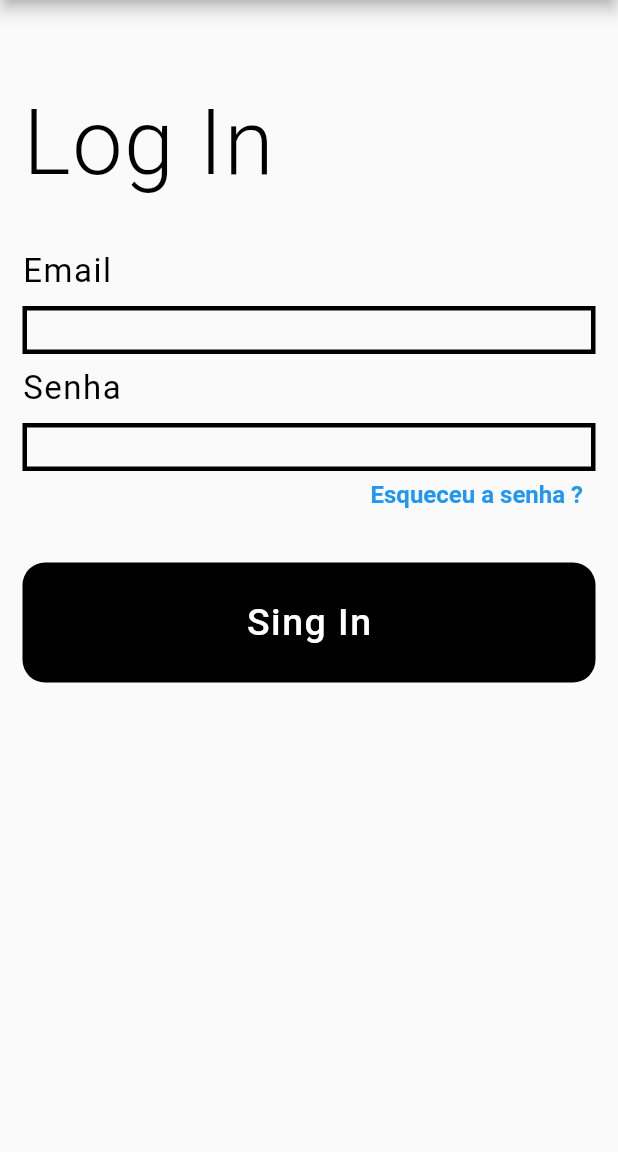
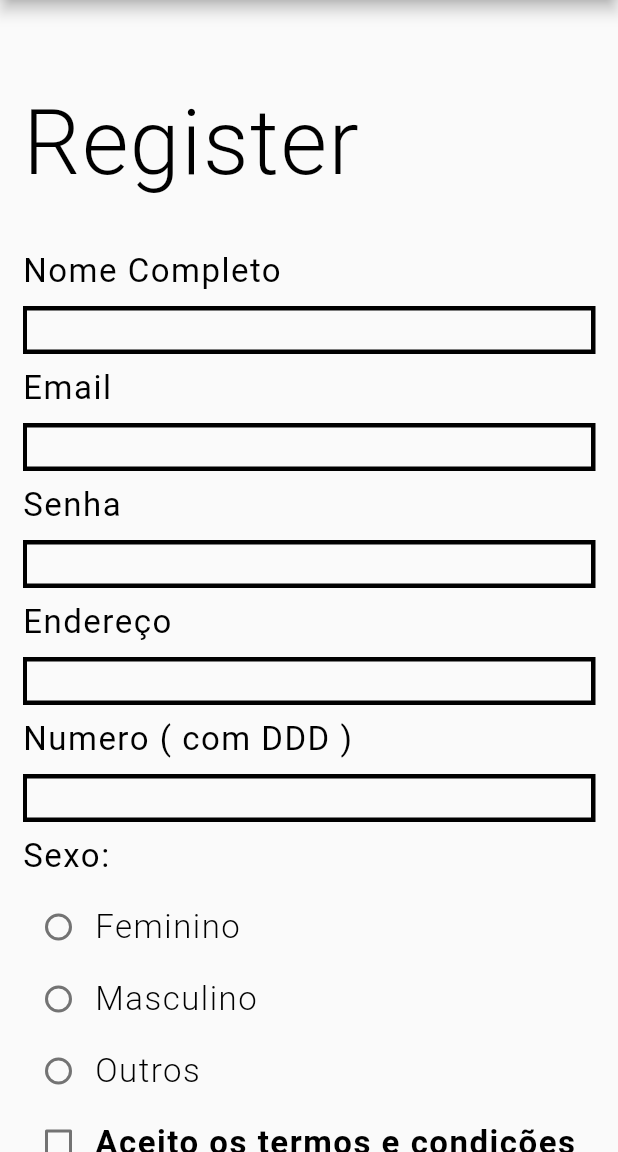
Before and after one commit to Jessicapereirac/INF1300-Desenvolvimento-Mobile, a Flutter app: the screen it shows after launch, on a phone screen of 412 x 824 dp, the part 84-1236 px from its top. Run offline on Flutter 3.47's test engine with Material 2 defaults, Android fonts, the phone set to English and light mode, and no system bars.

Commit message:
pag de registro

```diff
--- a/disciplina/at_home/lib/main.dart
+++ b/disciplina/at_home/lib/main.dart
@@ -2,13 +2,14 @@
 
 import 'package:com/login.dart';
 import 'package:com/pagInicial.dart';
+import 'package:com/resgisterCliente.dart';
 import 'package:flutter/material.dart';
 
 void main() => runApp(
     MaterialApp(
       debugShowCheckedModeBanner: false,
 
-      home: login(),
+      home: registerCliente(),
 
     )
 );
--- a/disciplina/at_home/lib/resgisterCliente.dart
+++ b/disciplina/at_home/lib/resgisterCliente.dart
@@ -0,0 +1,410 @@
+import 'package:flutter/material.dart';
+
+class registerCliente extends StatefulWidget {
+  @override
+  _registerClienteState createState() => _registerClienteState();
+}
+
+class _registerClienteState extends State<registerCliente> {
+
+
+  TextEditingController _ControllerNome     = TextEditingController();
+  TextEditingController _ControllerEmail    = TextEditingController();
+  TextEditingController _ControllerSenha    = TextEditingController();
+  TextEditingController _ControllerEndereco = TextEditingController();
+  TextEditingController _ControllerNumero   = TextEditingController();
+
+  String escolha ;
+  bool termos = false;
+
+  @override
+  Widget build(BuildContext context) {
+    return Scaffold(
+
+      appBar: AppBar(
+        backgroundColor: Colors.white,
+        title: Text("at home",
+          textAlign: TextAlign.start,
+          style: TextStyle(
+            fontSize: 25,
+            fontFamily: 'Roboto',
+            color: Colors.black,
+          ),),
+      ),
+      body: Container(
+        padding: EdgeInsets.only(right: 15,left: 15),
+
+        child: SingleChildScrollView(
+          child: Column(
+
+            crossAxisAlignment: CrossAxisAlignment.start,
+            children: <Widget>[
+              Padding(
+                  padding: EdgeInsets.only(top: 60,bottom: 28),
+                  child: Text("Register",
+
+                    style: TextStyle(
+                      color: Colors.black,
+                      fontFamily: 'Roboto',
+                      fontSize: 60,
+                      fontWeight: FontWeight.w300,
+                      letterSpacing: 1,
+                    ),
+                  )
+              ),
+              Padding(
+                  padding: EdgeInsets.only(top: 10),
+                  child: SingleChildScrollView(
+                    child: Column(
+                      crossAxisAlignment: CrossAxisAlignment.start,
+
+                      children: <Widget>[
+                        Padding(padding: EdgeInsets.only(bottom: 10),
+                          child: Text("Nome Completo",
+                            style: TextStyle(
+                              color: Colors.black,
+                              fontFamily: 'Roboto',
+                              fontSize: 22,
+                              fontWeight: FontWeight.w400,
+                              letterSpacing: 1,
+                            ),
+                          ),
+                        ),
+                        Container(
+                          decoration: BoxDecoration(
+                              border: Border.all(
+                                  color: Colors.black,
+                                  width: 3
+                              )
+
+                          ),
+                          child: TextField(
+
+                            keyboardType: TextInputType.emailAddress,
+                            cursorColor: Colors.black,
+
+
+                            style: TextStyle(
+                              color: Colors.black,
+                              fontFamily: 'Roboto',
+                              fontSize: 22,
+                              fontWeight: FontWeight.w300,
+                              letterSpacing: 1,
+                            ),
+                            decoration: InputDecoration.collapsed (hintText: ""),
+
+
+                            onChanged: ( String text){},
+                            controller: _ControllerEmail ,
+
+                          ),
+                        ),
+                        Padding(padding: EdgeInsets.only(top:10, bottom: 10),
+                          child: Text("Email",
+                            style: TextStyle(
+                              color: Colors.black,
+                              fontFamily: 'Roboto',
+                              fontSize: 22,
+                              fontWeight: FontWeight.w400,
+                              letterSpacing: 1,
+                            ),
+                          ),
+                        ),
+                        Container(
+                          decoration: BoxDecoration(
+                              border: Border.all(
+                                  color: Colors.black,
+                                  width: 3
+                              )
+
+                          ),
+                          child: TextField(
+
+                            keyboardType: TextInputType.emailAddress,
+                            cursorColor: Colors.black,
+
+
+                            style: TextStyle(
+                              color: Colors.black,
+                              fontFamily: 'Roboto',
+                              fontSize: 22,
+                              fontWeight: FontWeight.w300,
+                              letterSpacing: 1,
+                            ),
+                            decoration: InputDecoration.collapsed (hintText: ""),
+
+
+                            onChanged: ( String text){},
+                            controller: _ControllerEmail ,
+
+                          ),
+                        ),
+                        Padding(padding: EdgeInsets.only(top:10, bottom: 10),
+                          child: Text("Senha",
+                            style: TextStyle(
+                              color: Colors.black,
+                              fontFamily: 'Roboto',
+                              fontSize: 22,
+                              fontWeight: FontWeight.w400,
+                              letterSpacing: 1,
+                            ),
+                          ),
+                        ),
+                        Container(
+                          decoration: BoxDecoration(
+                              border: Border.all(
+                                  color: Colors.black,
+                                  width: 3
+                              )
+
+                          ),
+                          child: TextField(
+
+                            keyboardType: TextInputType.text,
+                            obscureText: true,
+                            cursorColor: Colors.black,
+
+                            style: TextStyle(
+                              color: Colors.black,
+                              fontFamily: 'Roboto',
+                              fontSize: 22,
+                              fontWeight: FontWeight.w300,
+                              letterSpacing: 1,
+                            ),
+                            decoration: InputDecoration.collapsed (hintText: ""),
+
+                            onChanged: ( String text){},
+                            controller: _ControllerSenha ,
+
+                          ),
+                        ),
+                        Padding(padding: EdgeInsets.only(top:10, bottom: 10),
+                          child: Text("Endereço",
+                            style: TextStyle(
+                              color: Colors.black,
+                              fontFamily: 'Roboto',
+                              fontSize: 22,
+                              fontWeight: FontWeight.w400,
+                              letterSpacing: 1,
+                            ),
+                          ),
+                        ),
+                        Container(
+                          decoration: BoxDecoration(
+                              border: Border.all(
+                                  color: Colors.black,
+                                  width: 3
+                              )
+
+                          ),
+                          child: TextField(
+
+                            keyboardType: TextInputType.emailAddress,
+                            cursorColor: Colors.black,
+
+
+                            style: TextStyle(
+                              color: Colors.black,
+                              fontFamily: 'Roboto',
+                              fontSize: 22,
+                              fontWeight: FontWeight.w300,
+                              letterSpacing: 1,
+                            ),
+                            decoration: InputDecoration.collapsed (hintText: ""),
+
+
+                            onChanged: ( String text){},
+                            controller: _ControllerEmail ,
+
+                          ),
+                        ),
+                        Padding(padding: EdgeInsets.only(top:10, bottom: 10),
+                          child: Text("Numero ( com DDD )",
+                            style: TextStyle(
+                              color: Colors.black,
+                              fontFamily: 'Roboto',
+                              fontSize: 22,
+                              fontWeight: FontWeight.w400,
+                              letterSpacing: 1,
+                            ),
+                          ),
+                        ),
+                        Container(
+                          decoration: BoxDecoration(
+                              border: Border.all(
+                                  color: Colors.black,
+                                  width: 3
+                              )
+
+                          ),
+                          child: TextField(
+
+                            keyboardType: TextInputType.emailAddress,
+                            cursorColor: Colors.black,
+
+
+                            style: TextStyle(
+                              color: Colors.black,
+                              fontFamily: 'Roboto',
+                              fontSize: 22,
+                              fontWeight: FontWeight.w300,
+                              letterSpacing: 1,
+                            ),
+                            decoration: InputDecoration.collapsed (hintText: ""),
+
+
+                            onChanged: ( String text){},
+                            controller: _ControllerEmail ,
+
+                          ),
+                        ),
+                        Padding(padding: EdgeInsets.only(top:10, bottom: 10),
+                          child: Text("Sexo:",
+                            style: TextStyle(
+                              color: Colors.black,
+                              fontFamily: 'Roboto',
+                              fontSize: 22,
+                              fontWeight: FontWeight.w400,
+                              letterSpacing: 1,
+                            ),
+                          ),
+                        ),
+                        Column(
+                          children: <Widget>[
+                            Row(
+                              children: <Widget>[
+                                Radio(value: "f",
+                                    activeColor: Colors.black,
+                                    groupValue: escolha, // groupValue é do mesmo tipo do value
+                                    onChanged: (String es){
+                                      setState(() {
+                                        escolha = es;
+                                      });
+                                    }),
+                                Text("Feminino",
+                                  style: TextStyle(
+                                    color: Colors.black,
+                                    fontFamily: 'Roboto',
+                                    fontSize: 22,
+                                    fontWeight: FontWeight.w300,
+                                    letterSpacing: 1,
+                                  ),
+                                ),
+                              ],
+                            ),
+                            Row(
+                              children: <Widget>[
+
+                                Radio(value: "m",
+                                    activeColor: Colors.black,
+                                    groupValue: escolha, // groupValue é do mesmo tipo do value
+                                    onChanged: (String es){
+                                      setState(() {
+                                        escolha = es;
+                                      });
+                                    }),
+                                Text("Masculino",
+                                  style: TextStyle(
+                                    color: Colors.black,
+                                    fontFamily: 'Roboto',
+                                    fontSize: 22,
+                                    fontWeight: FontWeight.w300,
+                                    letterSpacing: 1,
+                                  ),)
+                              ],
+                            ),
+                            Row(
+                              children: <Widget>[
+                                Radio(
+                                    value: "o",
+                                    activeColor: Colors.black,
+                                    groupValue: escolha, // groupValue é do mesmo tipo do value
+                                    onChanged: (String es){
+                                      setState(() {
+                                        escolha = es;
+                                      });
+                                    }),
+                                Text("Outros",
+                                  style: TextStyle(
+                                    color: Colors.black,
+                                    fontFamily: 'Roboto',
+                                    fontSize: 22,
+                                    fontWeight: FontWeight.w300,
+                                    letterSpacing: 1,
+                                  ),),
+                              ],
+                            ),
+                            Row(
+                              children: <Widget>[
+
+                                Checkbox(
+                                    value: termos,
+                                    checkColor: Colors.white,
+                                    activeColor: Colors.black,
+                                    onChanged: (bool valor){
+                                      setState(() {
+                                        termos = valor;
+
+                                      });
+                                    }
+                                ),
+                                Text("Aceito os termos e condições",
+                                  style: TextStyle(
+                                    color: Colors.black,
+                                    fontFamily: 'Roboto',
+                                    fontSize: 22,
+                                    fontWeight: FontWeight.w600,
+                                    letterSpacing: 1,
+                                  ),),
+                              ],
+                            ),
+
+
+                          ],
+                        )
+
+
+                      ],
+                    ),
+                  )
+              ),
+
+              Padding(padding: EdgeInsets.only(top: 36),
+                child: GestureDetector(
+                  child: Container(
+                    height: 80,
+
+                    decoration: BoxDecoration(
+                      color: Colors.black,
+                      borderRadius: BorderRadius.circular(15.0),
+                    ),
+                    child: Row(
+                      mainAxisAlignment: MainAxisAlignment.center,
+                      children: <Widget>[
+                        Text(
+                          "Register",
+                          style: TextStyle(
+                            color: Colors.white,
+                            fontFamily: 'Roboto',
+                            fontSize: 25,
+                            fontWeight: FontWeight.w500,
+                            letterSpacing: 1,
+                          ),),
+                      ],),
+                  ),
+                  onTap: (){
+                    //TODO
+                  },
+                )
+                ,)
+            ],
+
+
+
+
+          ),
+        )
+      ),
+    );
+  }
+}
```
